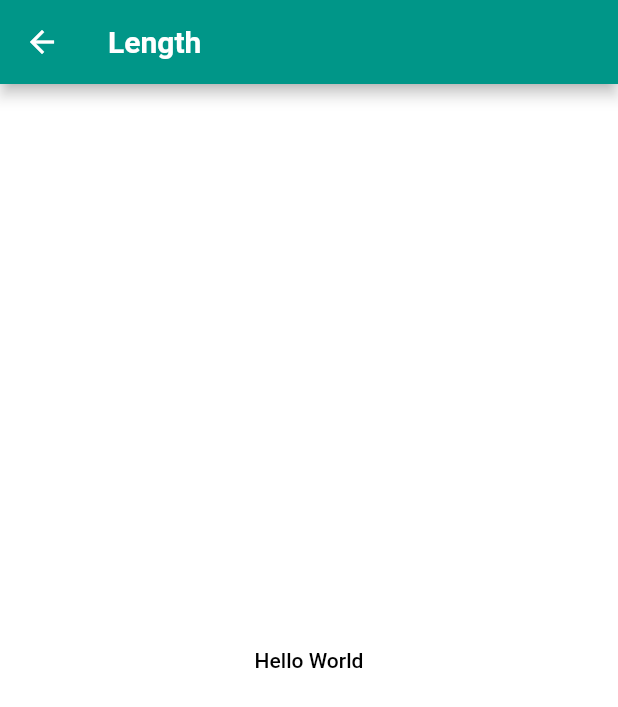
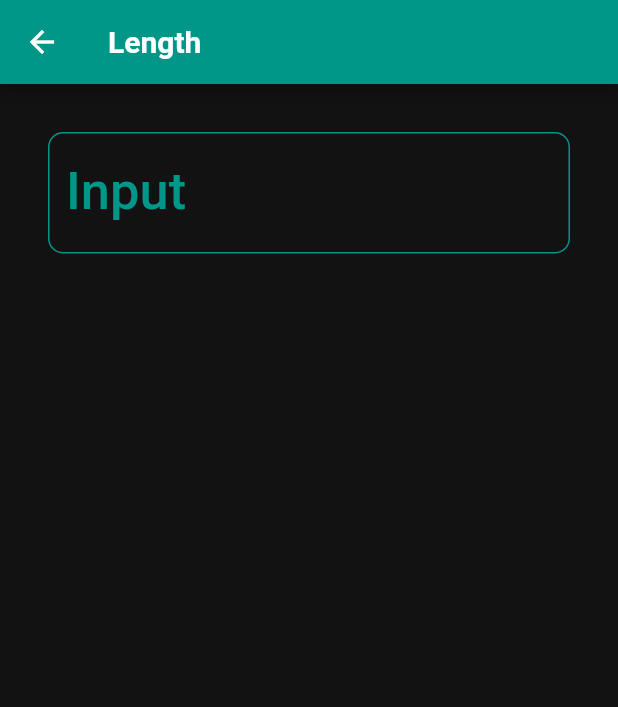
Before and after one commit to akashroshan135/unit-converter, a Flutter app: the screen it shows after launch, after a tap on "Length", on a phone screen of 412 x 824 dp. Shown: the top 707 px of the screen. Run offline on Flutter 3.47's test engine with Material 2 defaults, Android fonts, the phone set to English and light mode, and no system bars.

Commit message:
small changes

```diff
--- a/lib/main.dart
+++ b/lib/main.dart
@@ -11,9 +11,11 @@ class MyApp extends StatelessWidget {
     // Used for AppBar and other primary widgets
     primaryColor: Colors.black,
     // Used for buttons
-    accentColor: Colors.grey[900],
+    secondaryHeaderColor: Colors.grey[900],
     // Used for backgroud color
     backgroundColor: Colors.black,
+    // Used for scffold backgroud color
+    scaffoldBackgroundColor: Color.fromARGB(255, 18, 18, 18),
     // Used for appBar icons
     iconTheme: IconThemeData(color: Colors.white, size: 30),
     // Used for main icons
--- a/lib/routes/category_route.dart
+++ b/lib/routes/category_route.dart
@@ -2,42 +2,39 @@ import 'package:flutter/material.dart';
 
 import 'package:unit_converter/widgets/category.dart';
 import 'about_route.dart';
+import 'package:unit_converter/category_data.dart';
 
-class CategoryRoute extends StatelessWidget {
+class CategoryRoute extends StatefulWidget {
   CategoryRoute();
 
-  static const _categoryIcon = [
-    Icons.timeline,
-    Icons.landscape,
-    Icons.add_outlined,
-    Icons.add_outlined,
-    Icons.access_time,
-    Icons.sd_storage,
-    Icons.electrical_services,
-    Icons.monetization_on,
-  ];
+  @override
+  _CategoryRouteState createState() => _CategoryRouteState();
+}
 
-  static const _categoryNames = <String>[
-    'Length',
-    'Area',
-    'Volume',
-    'Mass',
-    'Time',
-    'Digital Storage',
-    'Energy',
-    'Currency',
-  ];
+class _CategoryRouteState extends State<CategoryRoute> {
+  final _categories = <Category>[];
 
-  static const _baseColors = <Color>[
-    Colors.teal,
-    Colors.orange,
-    Colors.pinkAccent,
-    Colors.blueAccent,
-    Colors.yellow,
-    Colors.greenAccent,
-    Colors.purpleAccent,
-    Colors.red,
-  ];
+  @override
+  void initState() {
+    super.initState();
+
+    for (var i = 0; i < CategoryData.categoryNames.length; i++) {
+      _categories.add(Category(
+        CategoryData.categoryNames[i],
+        CategoryData.categoryIcon[i],
+        CategoryData.baseColors[i],
+      ));
+    }
+  }
+
+  Widget __buildCategoryWidgets() {
+    return ListView.builder(
+      itemCount: CategoryData.categoryNames.length,
+      itemBuilder: (BuildContext context, int index) {
+        return _categories[index];
+      },
+    );
+  }
 
   @override
   Widget build(BuildContext context) {
@@ -66,20 +63,9 @@ class CategoryRoute extends StatelessWidget {
       ],
     );
 
-    final listview = Container(
-      // color: _BGColor,
-      child: ListView.builder(
-        itemCount: _categoryNames.length,
-        itemBuilder: (BuildContext context, int index) {
-          return Category(
-              _categoryNames[index], _categoryIcon[index], _baseColors[index]);
-        },
-      ),
-    );
-
     return Scaffold(
         backgroundColor: Theme.of(context).backgroundColor,
         appBar: appBar,
-        body: listview);
+        body: Container(child: __buildCategoryWidgets()));
   }
 }
--- a/lib/routes/converter_route.dart
+++ b/lib/routes/converter_route.dart
@@ -1,4 +1,6 @@
 import 'package:flutter/material.dart';
+
+const _padding = EdgeInsets.all(16.0);
 
 class ConverterScreen extends StatefulWidget {
   final categoryName;
@@ -14,8 +16,8 @@ class ConverterScreen extends StatefulWidget {
 }
 
 class _ConverterScreenState extends State<ConverterScreen> {
-  var _bgColor = Colors.white;
-  var _textColor = Colors.black;
+  // var _bgColor = Colors.white;
+  // var _textColor = Colors.black;
   @override
   Widget build(BuildContext context) {
     final appBar = AppBar(
@@ -30,12 +32,37 @@ class _ConverterScreenState extends State<ConverterScreen> {
       backgroundColor: widget.categoryColor,
     );
 
+    final input = Padding(
+      padding: _padding,
+      child: Column(crossAxisAlignment: CrossAxisAlignment.stretch, children: [
+        TextField(
+          keyboardType: TextInputType.number,
+          cursorColor: widget.categoryColor,
+          style: Theme.of(context).textTheme.headline6.copyWith(fontSize: 35),
+          decoration: InputDecoration(
+            labelText: 'Input',
+            labelStyle: TextStyle(color: widget.categoryColor),
+            focusedBorder: OutlineInputBorder(
+                borderRadius: BorderRadius.circular(10),
+                borderSide: BorderSide(color: widget.categoryColor, width: 1)),
+            enabledBorder: OutlineInputBorder(
+                borderRadius: BorderRadius.circular(10),
+                borderSide: BorderSide(color: widget.categoryColor, width: 1)),
+          ),
+        ),
+      ]),
+    );
+
     return MaterialApp(
       title: 'Material App',
       home: Scaffold(
         appBar: appBar,
         body: Container(
-          color: _bgColor,
+          color: Theme.of(context).scaffoldBackgroundColor,
+          padding: _padding,
+          child: ListView(
+            children: [input],
+          ), /*
           child: FlatButton(
             onPressed: () => setState(() {
               _bgColor = Colors.black;
@@ -48,6 +75,7 @@ class _ConverterScreenState extends State<ConverterScreen> {
               ),
             ),
           ),
+        */
         ),
       ),
     );
--- a/lib/widgets/category.dart
+++ b/lib/widgets/category.dart
@@ -21,10 +21,10 @@ class Category extends StatelessWidget {
         height: 80,
         child: Material(
           borderRadius: BorderRadius.circular(15),
-          color: Theme.of(context).accentColor,
+          color: Theme.of(context).secondaryHeaderColor,
           child: InkWell(
             borderRadius: BorderRadius.circular(15),
-            highlightColor: categoryColor,
+            highlightColor: categoryColor[400],
             splashColor: categoryColor,
             onTap: () {
               // * Navigator pushes the new screen to stack
```
Also changed, not shown: lib/category_data.dart (added, +36 -0 lines), 1 other file.
